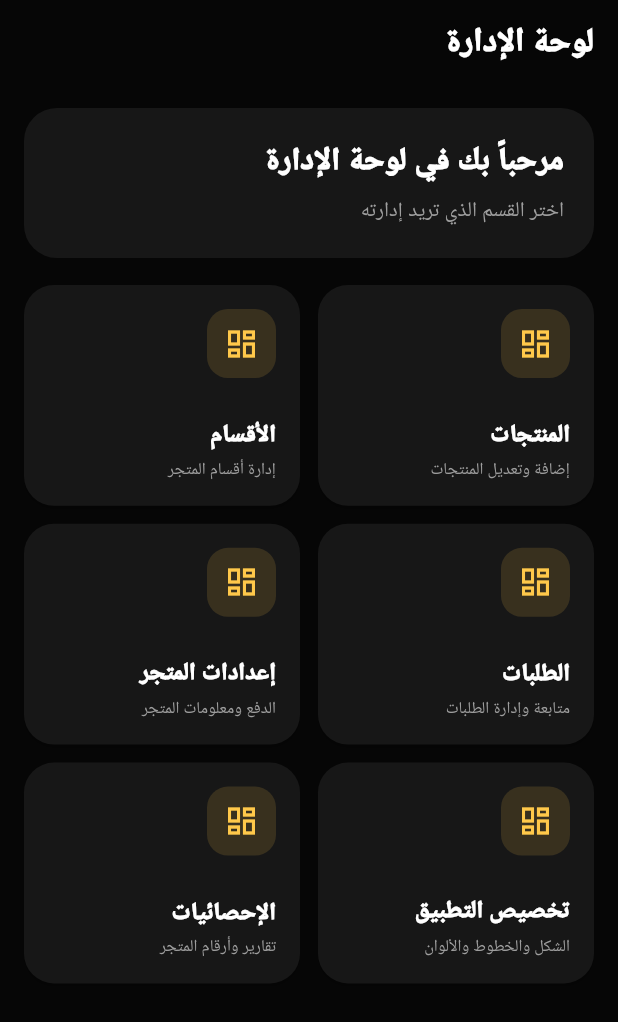
After one commit to asdf112233445500-tech/Elbayaa-store-, a Flutter app: the AdminHomePage screen opened directly, on a phone screen of 412 x 824 dp. The commit adds this screen. Shown: the top 1022 px of the screen. Run offline on Flutter 3.47's test engine with Material 3 defaults, Android fonts, the phone set to English and light mode, and no system bars; our stand-ins replace image_picker, supabase_flutter; accounts and stored records are empty.

Commit message:
Add organized admin home menu

```diff
--- /dev/null
+++ b/lib/admin_home.dart
@@ -0,0 +1,161 @@
+import 'package:flutter/material.dart';
+
+class AdminHomePage extends StatelessWidget {
+  const AdminHomePage({super.key});
+
+  @override
+  Widget build(BuildContext context) {
+    return Directionality(
+      textDirection: TextDirection.rtl,
+      child: Scaffold(
+        appBar: AppBar(
+          title: const Text(
+            'لوحة الإدارة',
+            style: TextStyle(fontWeight: FontWeight.w900),
+          ),
+        ),
+        body: ListView(
+          padding: const EdgeInsets.all(16),
+          children: [
+            Container(
+              padding: const EdgeInsets.all(20),
+              decoration: BoxDecoration(
+                color: const Color(0xFF171717),
+                borderRadius: BorderRadius.circular(22),
+              ),
+              child: const Column(
+                crossAxisAlignment: CrossAxisAlignment.start,
+                children: [
+                  Text(
+                    'مرحباً بك في لوحة الإدارة',
+                    style: TextStyle(
+                      fontSize: 21,
+                      fontWeight: FontWeight.w900,
+                    ),
+                  ),
+                  SizedBox(height: 8),
+                  Text(
+                    'اختر القسم الذي تريد إدارته',
+                    style: TextStyle(
+                      color: Color(0xFF9E9E9E),
+                      fontSize: 14,
+                    ),
+                  ),
+                ],
+              ),
+            ),
+            const SizedBox(height: 18),
+            GridView.count(
+              crossAxisCount: 2,
+              shrinkWrap: true,
+              physics: const NeverScrollableScrollPhysics(),
+              crossAxisSpacing: 12,
+              mainAxisSpacing: 12,
+              childAspectRatio: 1.25,
+              children: [
+                _AdminMenuCard(
+                  icon: Icons.inventory_2_outlined,
+                  title: 'المنتجات',
+                  subtitle: 'إضافة وتعديل المنتجات',
+                  onTap: () {},
+                ),
+                _AdminMenuCard(
+                  icon: Icons.category_outlined,
+                  title: 'الأقسام',
+                  subtitle: 'إدارة أقسام المتجر',
+                  onTap: () {},
+                ),
+                _AdminMenuCard(
+                  icon: Icons.shopping_bag_outlined,
+                  title: 'الطلبات',
+                  subtitle: 'متابعة وإدارة الطلبات',
+                  onTap: () {},
+                ),
+                _AdminMenuCard(
+                  icon: Icons.storefront_outlined,
+                  title: 'إعدادات المتجر',
+                  subtitle: 'الدفع ومعلومات المتجر',
+                  onTap: () {},
+                ),
+                _AdminMenuCard(
+                  icon: Icons.palette_outlined,
+                  title: 'تخصيص التطبيق',
+                  subtitle: 'الشكل والخطوط والألوان',
+                  onTap: () {},
+                ),
+                _AdminMenuCard(
+                  icon: Icons.bar_chart_rounded,
+                  title: 'الإحصائيات',
+                  subtitle: 'تقارير وأرقام المتجر',
+                  onTap: () {},
+                ),
+              ],
+            ),
+          ],
+        ),
+      ),
+    );
+  }
+}
+
+class _AdminMenuCard extends StatelessWidget {
+  final IconData icon;
+  final String title;
+  final String subtitle;
+  final VoidCallback onTap;
+
+  const _AdminMenuCard({
+    required this.icon,
+    required this.title,
+    required this.subtitle,
+    required this.onTap,
+  });
+
+  @override
+  Widget build(BuildContext context) {
+    return Card(
+      child: InkWell(
+        borderRadius: BorderRadius.circular(20),
+        onTap: onTap,
+        child: Padding(
+          padding: const EdgeInsets.all(16),
+          child: Column(
+            crossAxisAlignment: CrossAxisAlignment.start,
+            children: [
+              Container(
+                width: 46,
+                height: 46,
+                decoration: BoxDecoration(
+                  color: const Color(0xFFFFC84A).withOpacity(.14),
+                  borderRadius: BorderRadius.circular(14),
+                ),
+                child: const Icon(
+                  Icons.dashboard_outlined,
+                  color: Color(0xFFFFC84A),
+                ),
+              ),
+              const Spacer(),
+              Text(
+                title,
+                style: const TextStyle(
+                  fontSize: 16,
+                  fontWeight: FontWeight.w900,
+                ),
+              ),
+              const SizedBox(height: 4),
+              Text(
+                subtitle,
+                maxLines: 1,
+                overflow: TextOverflow.ellipsis,
+                style: const TextStyle(
+                  color: Color(0xFF9E9E9E),
+                  fontSize: 11,
+                ),
+              ),
+            ],
+          ),
+        ),
+      ),
+    );
+  }
+}
--- a/lib/main.dart
+++ b/lib/main.dart
@@ -1,5 +1,7 @@
 
 import 'dart:typed_data';
+
+import 'admin_home.dart';
 
 import 'package:flutter/material.dart';
 import 'package:image_picker/image_picker.dart';
@@ -2084,7 +2086,7 @@ class _AdminLoginPageState extends State<AdminLoginPage> {
       Navigator.pushReplacement(
         context,
         MaterialPageRoute(
-          builder: (_) => const AdminDashboardPage(),
+          builder: (_) => const AdminHomePage(),
         ),
       );
     } on AuthException catch (e) {
```
